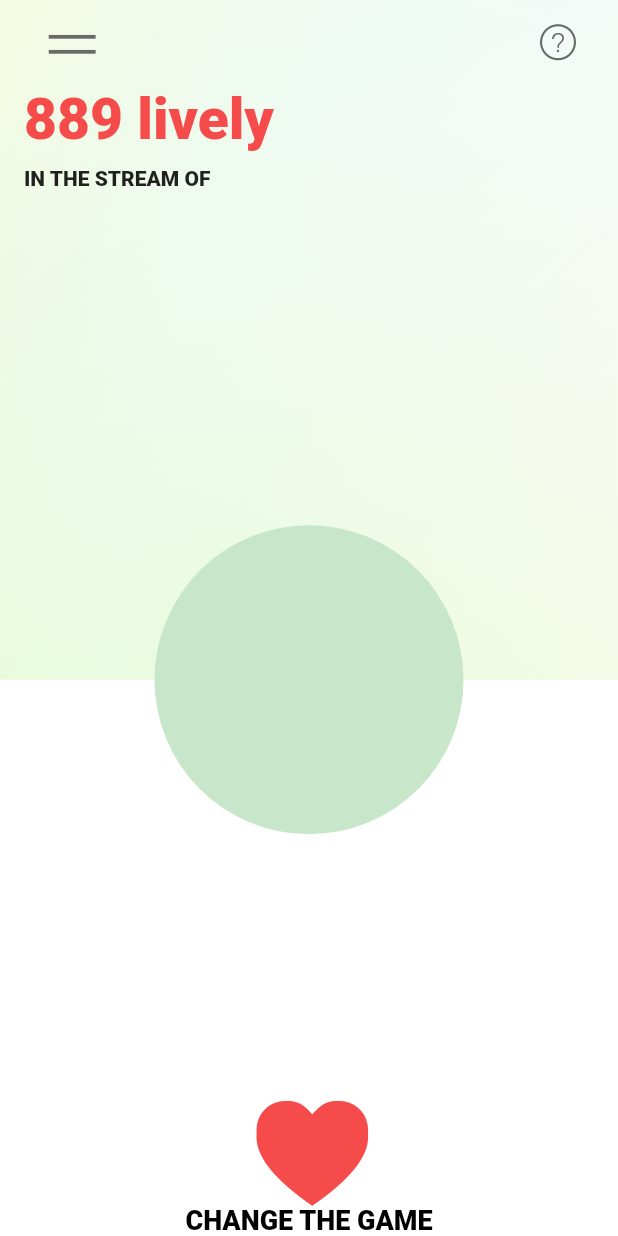
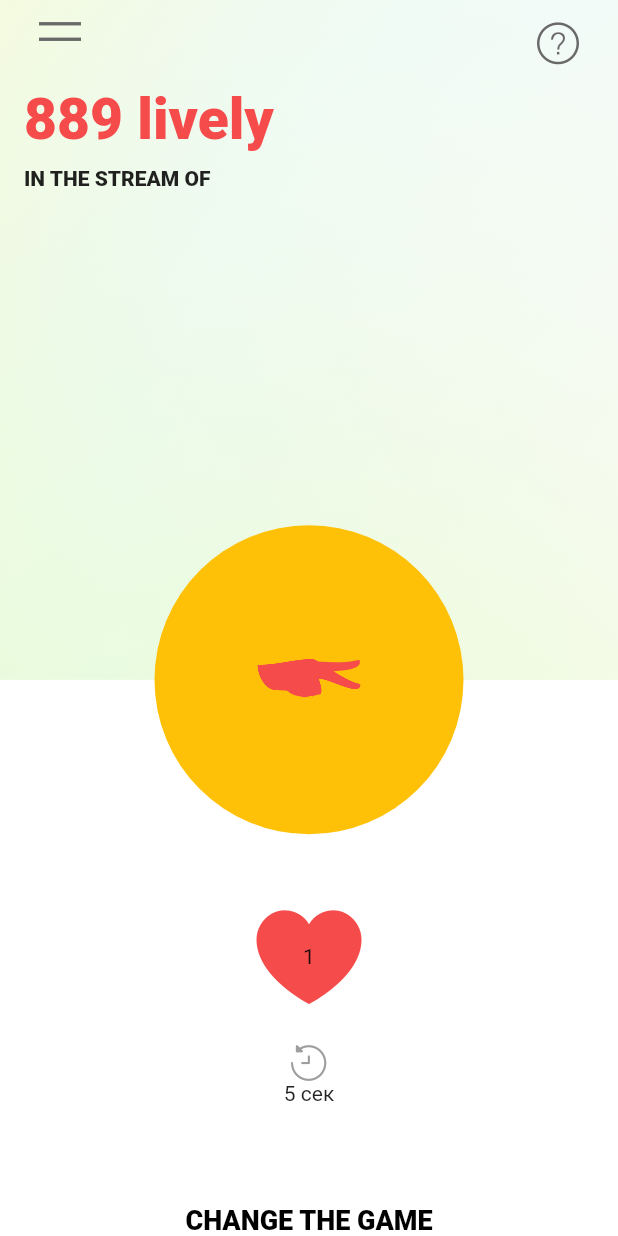
Before and after one commit to Lively-One-App/lively, a Flutter app: the screen it shows after launch, on a phone screen of 412 x 824 dp. Run offline on Flutter 3.47's test engine with Material 2 defaults, Android fonts, the phone set to English and light mode, and no system bars; our stand-ins replace bloc, dio, firebase_core, flutter_bloc, freezed_annotation, just_audio and 1 more; missing offline and left inert: a package; accounts and stored records are empty.

Commit message:
fix icons

```diff
--- /dev/null
+++ b/assets/animations_lottie/animation_l10s9vn9.json
@@ -0,0 +1 @@
+{"v":"5.6.6","ip":0,"op":1,"fr":60,"w":78,"h":70,"layers":[{"ind":3101,"nm":"surface33158","ao":0,"ip":0,"op":60,"st":0,"ty":4,"ks":{"ty":"tr","o":{"k":100},"r":{"k":0},"p":{"k":[0,0]},"a":{"k":[0,0]},"s":{"k":[133.33,133.33]},"sk":{"k":0},"sa":{"k":0}},"shapes":[{"ty":"gr","hd":false,"nm":"surface33158","it":[{"ty":"gr","hd":false,"it":[{"ty":"sh","ks":{"k":{"i":[[0,0],[2.77,-4.83],[5.64,0],[0,-8.48],[0,0],[0,21.3],[8.63,0]],"o":[[-5.64,0],[-2.77,-4.83],[-8.63,0],[0,21.3],[0,0],[0,-8.48],[0,0]],"v":[[42.87,0],[29.25,7.82],[15.63,0],[0,16.34],[29.25,52.5],[58.5,16.34],[42.87,0]],"c":true}}},{"ty":"fl","o":{"k":100},"c":{"k":[0.96,0.29,0.29,1]}},{"ty":"tr","o":{"k":100},"r":{"k":0},"p":{"k":[0,0]},"a":{"k":[0,0]},"s":{"k":[100,100]},"sk":{"k":0},"sa":{"k":0},"hd":false}]},{"ty":"tr","o":{"k":100},"r":{"k":0},"p":{"k":[0,0]},"a":{"k":[0,0]},"s":{"k":[100,100]},"sk":{"k":0},"sa":{"k":0},"hd":false}]}]}],"meta":{"g":"LF SVG to Lottie"}}
--- a/lib/lively_icons.dart
+++ b/lib/lively_icons.dart
@@ -21,20 +21,20 @@ class LivelyIcons {
   static const _kFontFam = 'LivelyIcons';
   static const String? _kFontPkg = null;
 
-  static const IconData privacy =
+  static const IconData contact =
       IconData(0xe800, fontFamily: _kFontFam, fontPackage: _kFontPkg);
-  static const IconData question =
+  static const IconData heart =
       IconData(0xe801, fontFamily: _kFontFam, fontPackage: _kFontPkg);
-  static const IconData reset =
+  static const IconData instagram =
       IconData(0xe802, fontFamily: _kFontFam, fontPackage: _kFontPkg);
   static const IconData lively =
       IconData(0xe803, fontFamily: _kFontFam, fontPackage: _kFontPkg);
   static const IconData menu =
       IconData(0xe804, fontFamily: _kFontFam, fontPackage: _kFontPkg);
-  static const IconData contact =
+  static const IconData privacy =
       IconData(0xe805, fontFamily: _kFontFam, fontPackage: _kFontPkg);
-  static const IconData heart =
+  static const IconData question =
       IconData(0xe806, fontFamily: _kFontFam, fontPackage: _kFontPkg);
-  static const IconData instagram =
+  static const IconData reset =
       IconData(0xe807, fontFamily: _kFontFam, fontPackage: _kFontPkg);
 }
--- a/lib/src/app_icons.dart
+++ /dev/null
@@ -1,11 +0,0 @@
-import 'package:flutter/widgets.dart';
-
-class AppIcons {
-  AppIcons._();
-
-  static const _kFontFam = 'AppIcons';
-  static const String? _kFontPkg = null;
-
-  static const IconData question = IconData(0xe801, fontFamily: _kFontFam, fontPackage: _kFontPkg);
-  static const IconData menu = IconData(0xe802, fontFamily: _kFontFam, fontPackage: _kFontPkg);
-}
--- a/lib/src/feature/music/bloc/music_bloc.dart
+++ b/lib/src/feature/music/bloc/music_bloc.dart
@@ -1,7 +1,9 @@
 import 'package:bloc/bloc.dart';
 import 'package:freezed_annotation/freezed_annotation.dart';
 
-import '../logic/online_radio.dart';
+import '../logic/audio_player_impl.dart';
+import '../logic/my_audio_player.dart';
+import '../logic/online_radio_impl.dart';
 import '../model/azuracast/now_playing.dart';
 
 part 'music_event.dart';
@@ -9,14 +11,21 @@ part 'music_state.dart';
 part 'music_bloc.freezed.dart';
 
 class MusicBloc extends Bloc<MusicEvent, MusicState> {
-  MusicBloc(this._onlineRadio) : super(const _Initial()) {
+  MusicBloc(this._onlineRadio, this._myAudioPlayer) : super(const _Initial()) {
     on<_JoinFlow>(_nowPlaying);
+    on<_PauseFlow>(_pausePlaying);
   }
-  final OnlineRadio _onlineRadio;
+  final OnlineRadioImpl _onlineRadio;
+  final AudioPlayerImpl _myAudioPlayer;
 
   void _nowPlaying(_JoinFlow event, Emitter<MusicState> emit) async {
     emit(const MusicState.loading());
     final nowPlaying = await _onlineRadio.nowPlaying();
+    await _myAudioPlayer.player.setUrl(nowPlaying.station.listenUrl);
     emit(MusicState.loaded(nowPlaying));
   }
+
+  void _pausePlaying(_PauseFlow event, Emitter<MusicState> emit) async {
+    _myAudioPlayer.player.pause();
+  }
 }
--- a/lib/src/feature/music/bloc/music_event.dart
+++ b/lib/src/feature/music/bloc/music_event.dart
@@ -3,4 +3,5 @@ part of 'music_bloc.dart';
 @freezed
 class MusicEvent with _$MusicEvent {
   const factory MusicEvent.joinFlow() = _JoinFlow;
+  const factory MusicEvent.pauseFlow() = _PauseFlow;
 }
--- /dev/null
+++ b/lib/src/feature/music/logic/audio_player_impl.dart
@@ -0,0 +1 @@
+abstract class AudioPlayerImpl {}
--- a/lib/src/feature/music/logic/azura_online_radio.dart
+++ b/lib/src/feature/music/logic/azura_online_radio.dart
@@ -10,11 +10,11 @@ import '../model/azuracast/now_playing.dart';
 import '../model/azuracast/radio_listeners.dart';
 import '../model/azuracast/song.dart';
 import '../model/azuracast/station.dart';
-import 'online_radio.dart';
+import 'online_radio_impl.dart';
 
 //const String nowPlayingCommand = 'nowplaying';
 
-class AzuraOnlineRadio implements OnlineRadio {
+class AzuraOnlineRadio implements OnlineRadioImpl {
   AzuraOnlineRadio({required this.apiUrl}) : nowPlayingCommand = 'nowplaying';
   @override
   final String apiUrl;
--- /dev/null
+++ b/lib/src/feature/music/logic/my_audio_player.dart
@@ -0,0 +1,16 @@
+import 'package:just_audio/just_audio.dart';
+
+import 'audio_player_impl.dart';
+
+class MyAudioPlayer implements AudioPlayerImpl {
+  MyAudioPlayer() : player = AudioPlayer();
+  final AudioPlayer player;
+
+  Future<Duration?> setUrl(String url) async {
+    return await player.setUrl(url);
+  }
+
+  void play() {
+    player.play();
+  }
+}
--- a/lib/src/feature/music/logic/online_radio.dart
+++ b/lib/src/feature/music/logic/online_radio_impl.dart
@@ -1,7 +1,7 @@
 import '../model/azuracast/now_playing.dart';
 
-abstract class OnlineRadio {
-  OnlineRadio({required this.apiUrl});
+abstract class OnlineRadioImpl {
+  OnlineRadioImpl({required this.apiUrl});
   final String apiUrl;
   Future<NowPlaying> nowPlaying();
 }
--- a/lib/src/feature/music/screens/home.dart
+++ b/lib/src/feature/music/screens/home.dart
@@ -3,7 +3,7 @@ import 'package:lively/generated/l10n.dart';
 import 'package:lottie/lottie.dart';
 
 import '/lively_icons.dart';
-import '/src/widgets/custom_button.dart';
+import '../../../widgets/my_icon_button.dart';
 import '/src/widgets/animated_background.dart';
 
 import '/src/widgets/my_appbar.dart';
@@ -27,7 +27,12 @@ class Home extends StatelessWidget {
         ),
         Padding(
             padding: EdgeInsets.only(top: height * 0.1),
-            child: CustomButton(
+            child: MyIconButton(
+                color: Colors.amber,
+                child: const Icon(
+                  LivelyIcons.lively,
+                  size: 70,
+                ),
                 radius: width / 2,
                 onTap: () {
                   print("ghjhj");
@@ -109,6 +114,8 @@ class _TopPart extends StatelessWidget {
   @override
   Widget build(BuildContext context) {
     final colorIcon = Theme.of(context).appBarTheme.iconTheme?.color;
+    final sizeIcon = Theme.of(context).appBarTheme.iconTheme?.size;
+
     return SizedBox(
         height: height * 0.55,
         child: AnimatedBackground(
@@ -119,13 +126,14 @@ class _TopPart extends StatelessWidget {
                   children: [
                     MyAppBar(height: height * 0.07, actions: [
                       IconButton(
+                          iconSize: sizeIcon,
                           color: colorIcon,
                           onPressed: () => Scaffold.of(context).openDrawer(),
                           icon: const Icon(
                             LivelyIcons.menu,
-                            size: 15,
                           )),
                       IconButton(
+                        iconSize: sizeIcon,
                         color: colorIcon,
                         onPressed: (() {}),
                         icon: const Icon(
@@ -152,19 +160,41 @@ class _BottomPart extends StatelessWidget {
 
   @override
   Widget build(BuildContext context) {
+    final height = MediaQuery.of(context).size.height;
+    final theme = Theme.of(context);
+    var localization = S.of(context);
     return Expanded(
       child: SafeArea(
         top: false,
         child: Column(
           mainAxisAlignment: MainAxisAlignment.end,
           children: [
-            const Icon(
-              LivelyIcons.heart,
-              size: 70,
+            Stack(
+              alignment: AlignmentDirectional.center,
+              children: const [
+                Icon(
+                  LivelyIcons.heart,
+                  size: 70,
+                ),
+                Text('1'),
+              ],
             ),
+            SizedBox(height: height * 0.03),
+            MyIconButton(
+              child: Column(
+                children: const [
+                  Icon(
+                    LivelyIcons.reset,
+                    color: Colors.grey,
+                  ),
+                  Text('5 сек')
+                ],
+              ),
+            ),
+            SizedBox(height: height * 0.08),
             Text(
-              S.of(context).changeTheGame,
-              style: Theme.of(context).textTheme.bodyText1,
+              localization.changeTheGame,
+              style: theme.textTheme.bodyText1,
             ),
           ],
         ),
--- a/lib/src/my_app.dart
+++ b/lib/src/my_app.dart
@@ -4,6 +4,11 @@ import 'package:flutter_localizations/flutter_localizations.dart';
 
 import '../generated/l10n.dart';
 import '../theme.dart';
+import 'feature/music/bloc/music_bloc.dart';
+import 'feature/music/logic/audio_player_impl.dart';
+import 'feature/music/logic/azura_online_radio.dart';
+import 'feature/music/logic/my_audio_player.dart';
+import 'feature/music/logic/online_radio_impl.dart';
 import 'feature/music/screens/home.dart';
 import 'routes.dart';
 
@@ -23,7 +28,15 @@ class MyApp extends StatelessWidget {
       supportedLocales: S.delegate.supportedLocales,
       routes: Routes.routing(),
       theme: MyThemes.lightTheme,
-      home: Home(),
+      home: BlocProvider<MusicBloc>(
+        create: (context) {
+          final OnlineRadioImpl onlineRadio = AzuraOnlineRadio(apiUrl: '');
+          final AudioPlayerImpl myAudioPlayer = MyAudioPlayer();
+
+          return MusicBloc(onlineRadio, myAudioPlayer);
+        },
+        child: Home(),
+      ),
     );
   }
 }
--- a/lib/src/widgets/custom_button.dart
+++ /dev/null
@@ -1,60 +0,0 @@
-import 'package:flutter/material.dart';
-
-class CustomButton extends StatelessWidget {
-  const CustomButton({
-    Key? key,
-    required this.radius,
-    required this.onTap,
-  }) : super(key: key);
-
-  final double radius;
-  final void Function()? onTap;
-
-  @override
-  Widget build(BuildContext context) {
-    return Center(
-      child: GestureDetector(
-        onTap: onTap,
-        child: Container(
-          width: radius,
-          decoration:
-              BoxDecoration(color: Colors.green[100], shape: BoxShape.circle),
-        ),
-      ),
-    );
-  }
-}
-
-// class ButtonPainter extends CustomPainter {
-//   ButtonPainter(this.size);
-//   final Size size;
-//   @override
-//   void paint(Canvas canvas, Size size) {
-//     Paint paint = Paint()
-//       ..style = PaintingStyle.stroke
-//       ..strokeWidth = 3;
-//     var path = Path();
-
-//     path.addArc(
-//       Rect.fromCircle(
-//         center: Offset(size.width / 2, size.height / 2),
-//         radius: this.size.width / 5,
-//       ),
-//       math.pi,
-//       math.pi,
-//     );
-
-//     canvas.drawPath(path, paint);
-//     canvas.drawLine(Offset(-this.size.width, size.width / 2),
-//         Offset(-this.size.width / 5 + 12, size.height / 2), paint);
-
-//     canvas.drawPath(path, paint);
-//     canvas.drawLine(Offset(this.size.width / 5 + 10, size.width / 2),
-//         Offset(this.size.width, size.height / 2), paint);
-//   }
-
-//   @override
-//   bool shouldRepaint(covariant CustomPainter oldDelegate) {
-//     return true;
-//   }
-// }
--- a/lib/src/widgets/my_icon_button.dart
+++ b/lib/src/widgets/my_icon_button.dart
@@ -1,10 +1,66 @@
 import 'package:flutter/material.dart';
 
+import '../../lively_icons.dart';
+
 class MyIconButton extends StatelessWidget {
-  const MyIconButton({Key? key}) : super(key: key);
+  const MyIconButton(
+      {Key? key, this.radius, this.onTap, this.color, required this.child})
+      : super(key: key);
+
+  final double? radius;
+  final void Function()? onTap;
+  final Color? color;
+  final Widget child;
 
   @override
   Widget build(BuildContext context) {
-    return Container();
+    return Center(
+      child: GestureDetector(
+        onTap: onTap,
+        child: Container(
+          width: radius,
+          height: radius,
+          decoration: BoxDecoration(
+            shape: BoxShape.circle,
+            color: color,
+          ),
+          child: child,
+        ),
+      ),
+    );
   }
 }
+
+// class ButtonPainter extends CustomPainter {
+//   ButtonPainter(this.size);
+//   final Size size;
+//   @override
+//   void paint(Canvas canvas, Size size) {
+//     Paint paint = Paint()
+//       ..style = PaintingStyle.stroke
+//       ..strokeWidth = 3;
+//     var path = Path();
+
+//     path.addArc(
+//       Rect.fromCircle(
+//         center: Offset(size.width / 2, size.height / 2),
+//         radius: this.size.width / 5,
+//       ),
+//       math.pi,
+//       math.pi,
+//     );
+
+//     canvas.drawPath(path, paint);
+//     canvas.drawLine(Offset(-this.size.width, size.width / 2),
+//         Offset(-this.size.width / 5 + 12, size.height / 2), paint);
+
+//     canvas.drawPath(path, paint);
+//     canvas.drawLine(Offset(this.size.width / 5 + 10, size.width / 2),
+//         Offset(this.size.width, size.height / 2), paint);
+//   }
+
+//   @override
+//   bool shouldRepaint(covariant CustomPainter oldDelegate) {
+//     return true;
+//   }
+// }
--- a/lib/theme.dart
+++ b/lib/theme.dart
@@ -3,24 +3,34 @@ import 'package:flutter/material.dart';
 class MyThemes {
   static ThemeData get lightTheme {
     return ThemeData(
-      primarySwatch: Colors.red,
+      colorSchemeSeed: const Color(0xFFF6464B),
       appBarTheme: const AppBarTheme(
-        iconTheme: IconThemeData(color: Color(0xFF696969), size: 15),
+        iconTheme: IconThemeData(color: Color(0xFF696969), size: 28),
         elevation: 0,
         backgroundColor: Colors.transparent,
       ),
       fontFamily: '',
-      scaffoldBackgroundColor: Colors.white,
-      textTheme: const TextTheme(
-        headline1: TextStyle(
+      scaffoldBackgroundColor: const Color(0xFFFFFFFF),
+      textTheme: TextTheme(
+        headline1: const TextStyle(
             fontSize: 38,
             fontWeight: FontWeight.w800,
             color: Color(0xFFF64B4B)),
-        subtitle1: TextStyle(fontSize: 14, fontWeight: FontWeight.w800),
-        bodyText1: TextStyle(
+        subtitle1: const TextStyle(fontSize: 14, fontWeight: FontWeight.w800),
+        bodyText1: const TextStyle(
             fontSize: 18,
             fontWeight: FontWeight.w800,
             color: Color(0xFF000000)),
+        // labelLarge: const TextStyle(
+        //   fontSize: 24,
+        //   fontWeight: FontWeight.w800,
+        //   color: Color(0xFFFFFFFF),
+        // ),
+        // labelSmall: const TextStyle(
+        //   fontSize: 15,
+        //   fontWeight: FontWeight.w800,
+        //   color: Color(0xFF000000),
+        // ),
       ),
       iconTheme: const IconThemeData(color: Color(0xFFF64B4B)),
     );
--- a/pubspec.yaml
+++ b/pubspec.yaml
@@ -22,6 +22,7 @@ dependencies:
   cupertino_icons:
   lottie:
   dio: ^4.0.4
+  just_audio:
 
 
 dev_dependencies:
@@ -35,7 +36,7 @@ dev_dependencies:
 
 flutter:
   assets:
-  - assets/
+  - assets/animations_lottie/
   uses-material-design: true
   fonts:
     - family: LivelyIcons
```
Also changed, not shown: assets/fonts/LivelyIcons.ttf, lib/src/feature/music/bloc/music_bloc.freezed.dart, pubspec.lock, 3 other files.
